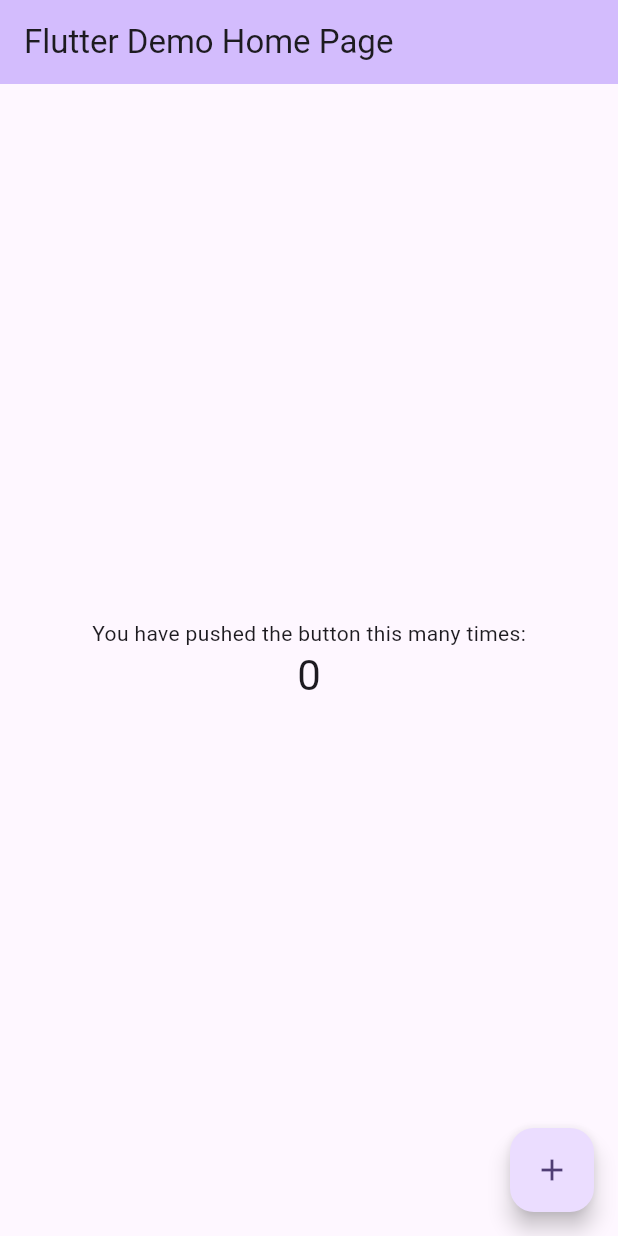
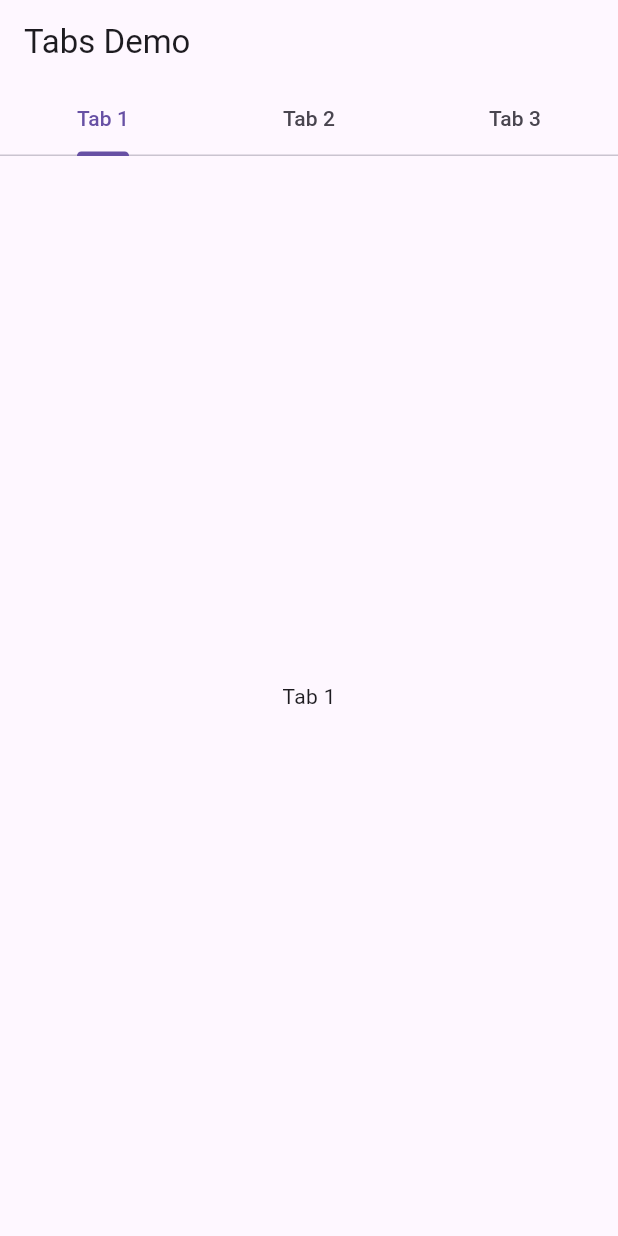
Before and after one commit to linnypham/digital_pet_app, a Flutter app: the screen it shows after launch, on a phone screen of 412 x 824 dp. Run offline on Flutter 3.47's test engine with Material 3 defaults, Android fonts, the phone set to English and light mode, and no system bars.

```diff
--- a/digital_pet_app/lib/main.dart
+++ b/digital_pet_app/lib/main.dart
@@ -1,125 +1,92 @@
 import 'package:flutter/material.dart';
 
 void main() {
-  runApp(const MyApp());
+  runApp(MyApp());
 }
 
 class MyApp extends StatelessWidget {
-  const MyApp({super.key});
-
-  // This widget is the root of your application.
   @override
   Widget build(BuildContext context) {
     return MaterialApp(
-      title: 'Flutter Demo',
-      theme: ThemeData(
-        // This is the theme of your application.
-        //
-        // TRY THIS: Try running your application with "flutter run". You'll see
-        // the application has a purple toolbar. Then, without quitting the app,
-        // try changing the seedColor in the colorScheme below to Colors.green
-        // and then invoke "hot reload" (save your changes or press the "hot
-        // reload" button in a Flutter-supported IDE, or press "r" if you used
-        // the command line to start the app).
-        //
-        // Notice that the counter didn't reset back to zero; the application
-        // state is not lost during the reload. To reset the state, use hot
-        // restart instead.
-        //
-        // This works for code too, not just values: Most code changes can be
-        // tested with just a hot reload.
-        colorScheme: ColorScheme.fromSeed(seedColor: Colors.deepPurple),
-        useMaterial3: true,
+      home: DefaultTabController(
+        length: 3,
+        child: _TabsNonScrollableDemo(),
       ),
-      home: const MyHomePage(title: 'Flutter Demo Home Page'),
     );
   }
 }
 
-class MyHomePage extends StatefulWidget {
-  const MyHomePage({super.key, required this.title});
+class _TabsNonScrollableDemo extends StatefulWidget {
+  @override
+  __TabsNonScrollableDemoState createState() => __TabsNonScrollableDemoState();
+}
 
-  // This widget is the home page of your application. It is stateful, meaning
-  // that it has a State object (defined below) that contains fields that affect
-  // how it looks.
+class __TabsNonScrollableDemoState extends State<_TabsNonScrollableDemo>
+    with SingleTickerProviderStateMixin, RestorationMixin {
+  late TabController _tabController;
 
-  // This class is the configuration for the state. It holds the values (in this
-  // case the title) provided by the parent (in this case the App widget) and
-  // used by the build method of the State. Fields in a Widget subclass are
-  // always marked "final".
-
-  final String title;
+  final RestorableInt tabIndex = RestorableInt(0);
 
   @override
-  State<MyHomePage> createState() => _MyHomePageState();
-}
+  String get restorationId => 'tab_non_scrollable_demo';
 
-class _MyHomePageState extends State<MyHomePage> {
-  int _counter = 0;
+  @override
+  void restoreState(RestorationBucket? oldBucket, bool initialRestore) {
+    registerForRestoration(tabIndex, 'tab_index');
+    _tabController.index = tabIndex.value;
+  }
 
-  void _incrementCounter() {
-    setState(() {
-      // This call to setState tells the Flutter framework that something has
-      // changed in this State, which causes it to rerun the build method below
-      // so that the display can reflect the updated values. If we changed
-      // _counter without calling setState(), then the build method would not be
-      // called again, and so nothing would appear to happen.
-      _counter++;
+  @override
+  void initState() {
+    super.initState();
+    _tabController = TabController(
+      initialIndex: 0,
+      length: 3,
+      vsync: this,
+    );
+    _tabController.addListener(() {
+      setState(() {
+        tabIndex.value = _tabController.index;
+      });
     });
   }
 
   @override
+  void dispose() {
+    _tabController.dispose();
+    tabIndex.dispose();
+    super.dispose();
+  }
+
+  @override
   Widget build(BuildContext context) {
-    // This method is rerun every time setState is called, for instance as done
-    // by the _incrementCounter method above.
-    //
-    // The Flutter framework has been optimized to make rerunning build methods
-    // fast, so that you can just rebuild anything that needs updating rather
-    // than having to individually change instances of widgets.
+// For the ToDo task hint: consider defining the widget and name of the tabs here
+    final tabs = ['Tab 1', 'Tab 2', 'Tab 3'];
+
     return Scaffold(
       appBar: AppBar(
-        // TRY THIS: Try changing the color here to a specific color (to
-        // Colors.amber, perhaps?) and trigger a hot reload to see the AppBar
-        // change color while the other colors stay the same.
-        backgroundColor: Theme.of(context).colorScheme.inversePrimary,
-        // Here we take the value from the MyHomePage object that was created by
-        // the App.build method, and use it to set our appbar title.
-        title: Text(widget.title),
-      ),
-      body: Center(
-        // Center is a layout widget. It takes a single child and positions it
-        // in the middle of the parent.
-        child: Column(
-          // Column is also a layout widget. It takes a list of children and
-          // arranges them vertically. By default, it sizes itself to fit its
-          // children horizontally, and tries to be as tall as its parent.
-          //
-          // Column has various properties to control how it sizes itself and
-          // how it positions its children. Here we use mainAxisAlignment to
-          // center the children vertically; the main axis here is the vertical
-          // axis because Columns are vertical (the cross axis would be
-          // horizontal).
-          //
-          // TRY THIS: Invoke "debug painting" (choose the "Toggle Debug Paint"
-          // action in the IDE, or press "p" in the console), to see the
-          // wireframe for each widget.
-          mainAxisAlignment: MainAxisAlignment.center,
-          children: <Widget>[
-            const Text(
-              'You have pushed the button this many times:',
-            ),
-            Text(
-              '$_counter',
-              style: Theme.of(context).textTheme.headlineMedium,
-            ),
+        automaticallyImplyLeading: false,
+        title: Text(
+          'Tabs Demo',
+        ),
+        bottom: TabBar(
+          controller: _tabController,
+          isScrollable: false,
+          tabs: [
+            for (final tab in tabs) Tab(text: tab),
           ],
         ),
       ),
-      floatingActionButton: FloatingActionButton(
-        onPressed: _incrementCounter,
-        tooltip: 'Increment',
-        child: const Icon(Icons.add),
-      ), // This trailing comma makes auto-formatting nicer for build methods.
+      body: TabBarView(
+        controller: _tabController,
+        children: [
+// hint for the to do task:Considering creating the different for different tabs
+          for (final tab in tabs)
+            Center(
+              child: Text(tab),
+            ),
+        ],
+      ),
     );
   }
 }
```
